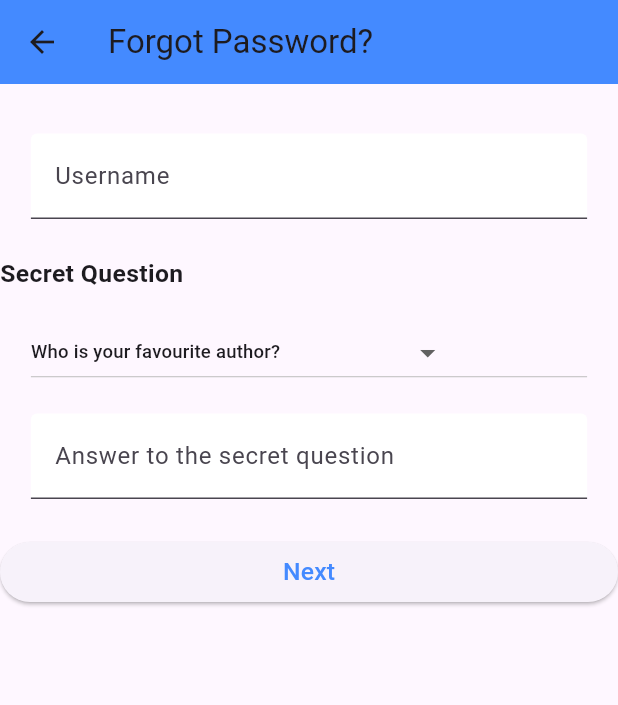
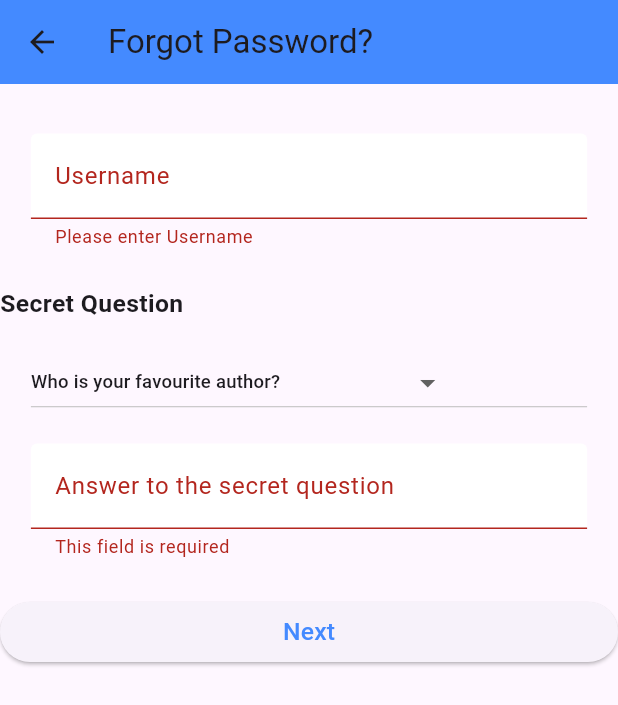
Before and after one commit to pavigupta21/flutter_application_1, a Flutter app: the ForgotPass screen opened directly, after a tap on "Next", on a phone screen of 412 x 824 dp. Shown: the top 705 px of the screen. Run offline on Flutter 3.47's test engine with Material 3 defaults, Android fonts, the phone set to English and light mode, and no system bars; our stand-ins replace animated_splash_screen, cloud_firestore, firebase_auth, firebase_core, image_picker, lottie and 1 more; accounts and stored records are empty.

Commit message:
forgot pass

```diff
--- a/lib/Pages/FP.dart
+++ b/lib/Pages/FP.dart
@@ -1,4 +1,5 @@
 import 'package:flutter/material.dart';
+
 import 'FPN.dart';
 
 class ForgotPass extends StatefulWidget {
@@ -9,11 +10,13 @@ class ForgotPass extends StatefulWidget {
 }
 
 class _ForgotPassState extends State<ForgotPass> {
-  String username = "", answer = "";
+  String username = "";
+  String answer = "";
   TextEditingController _usernameController = TextEditingController();
   TextEditingController _answerController = TextEditingController();
   String _selectedItem = 'Who is your favourite author?';
-  final _formkey = GlobalKey<FormState>();
+  final _formKey = GlobalKey<FormState>();
+
   @override
   Widget build(BuildContext context) {
     var size;
@@ -24,10 +27,10 @@ class _ForgotPassState extends State<ForgotPass> {
     width = size.width;
     return Scaffold(
       appBar: AppBar(
-        title: Text("Forgot Password?"),
+        title: const Text("Forgot Password?"),
         backgroundColor: Colors.blueAccent,
         leading: IconButton(
-          icon: Icon(Icons.arrow_back),
+          icon: const Icon(Icons.arrow_back),
           onPressed: () {
             Navigator.pop(context);
           },
@@ -35,7 +38,7 @@ class _ForgotPassState extends State<ForgotPass> {
       ),
       body: SingleChildScrollView(
         child: Form(
-          key: _formkey,
+          key: _formKey,
           child: Column(
             crossAxisAlignment: CrossAxisAlignment.stretch,
             children: [
@@ -124,18 +127,20 @@ class _ForgotPassState extends State<ForgotPass> {
               SizedBox(height: height * 0.03),
               ElevatedButton(
                 onPressed: () {
-                  if (_selectedItem.isNotEmpty &&
-                      _answerController.text.isNotEmpty) {
+                  if (_formKey.currentState!.validate()) {
+                    setState(() {
+                      username = _usernameController.text;
+                      answer = _answerController.text;
+                    });
                     Navigator.push(
                       context,
                       MaterialPageRoute(builder: (context) => ForgotPassNew()),
                     );
-                    String username = _usernameController.text;
-                    String selectedItem = _selectedItem;
-                    String answer = _answerController.text;
                     // You can use the variables as needed.
-                  } else {
-                    // Show an error message or handle the case where no option is selected or answer is provided.
+                    // Navigator.push(
+                    //   context,
+                    //   MaterialPageRoute(builder: (context) => ForgotPassNew()),
+                    // );
                   }
                 },
                 style: ElevatedButton.styleFrom(
--- a/lib/Pages/Student_Reg.dart
+++ b/lib/Pages/Student_Reg.dart
@@ -26,7 +26,7 @@ class _StudentState extends State<Student> {
         UserCredential userCredential = await FirebaseAuth.instance
             .createUserWithEmailAndPassword(email: EmailID, password: Password);
         await FirebaseFirestore.instance
-            .collection('users')
+            .collection('students')
             .doc(userCredential.user!.uid)
             .set({
           'username': Username,
--- a/lib/Pages/Teacher_Reg.dart
+++ b/lib/Pages/Teacher_Reg.dart
@@ -31,7 +31,7 @@ class _TeacherState extends State<Teacher> {
         UserCredential userCredential = await FirebaseAuth.instance
             .createUserWithEmailAndPassword(email: EmailID, password: Password);
         await FirebaseFirestore.instance
-            .collection('users')
+            .collection('teachers')
             .doc(userCredential.user!.uid)
             .set({
           'username': Username,
```
Also changed, not shown: lib/Pages/FPN.dart (+33 -14 lines), lib/Pages/RP.dart (+50 -14 lines), lib/Pages/loginpage.dart (+4 -5 lines).
